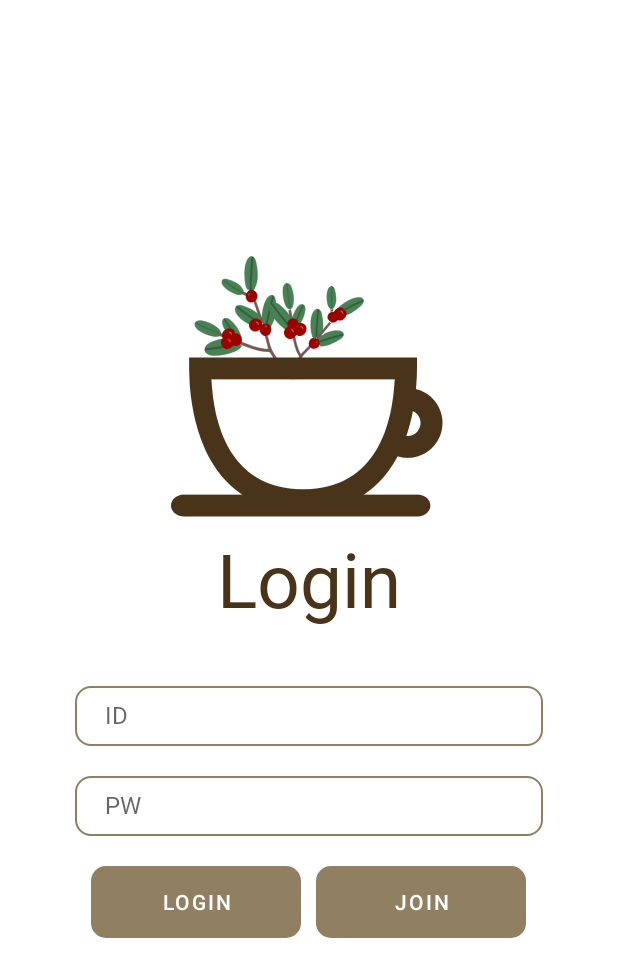
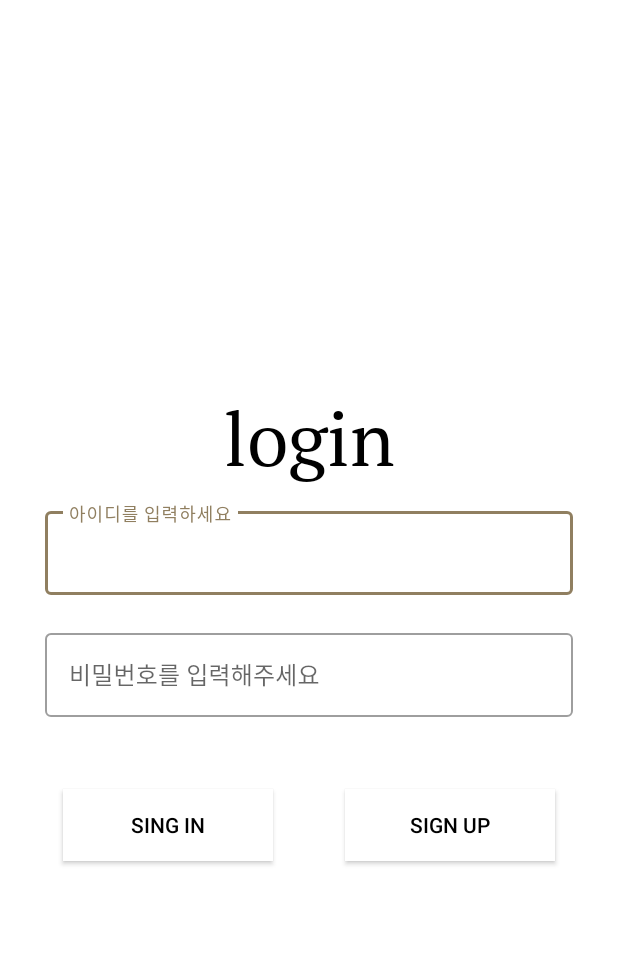
Before and after one commit to chang0-0/Android-SmartStore, an Android app: the screen it shows after launch (LoginActivity), on a phone screen of 412 x 824 dp. Shown: the top 977 px of the screen. Run offline under Robolectric (Android 15) with nearby library versions, the phone set to English and light mode, and no system bars.

Commit message:
2022-11-21 PM 16:10 change Login UI

```diff
--- a/client/smartstore_project_jetpack/app/build.gradle
+++ b/client/smartstore_project_jetpack/app/build.gradle
@@ -94,4 +94,5 @@ dependencies {
     // TedPermission
     implementation 'io.github.ParkSangGwon:tedpermission-normal:3.3.0'
 
+
 }
--- a/client/smartstore_project_jetpack/app/src/main/java/com/ssafy/smartstore/fragment/LoginFragment.kt
+++ b/client/smartstore_project_jetpack/app/src/main/java/com/ssafy/smartstore/fragment/LoginFragment.kt
@@ -13,6 +13,7 @@ import com.ssafy.smartstore.activity.LoginActivity
 import com.ssafy.smartstore.config.ApplicationClass
 import com.ssafy.smartstore.databinding.FragmentLoginBinding
 import com.ssafy.smartstore.dto.User
+import com.ssafy.smartstore.util.showSnackBarMessage
 import com.ssafy.smartstore.util.showToastMessage
 import com.ssafy.smartstore.viewModels.LoginViewModel
 import kotlinx.coroutines.*
@@ -43,15 +44,13 @@ class LoginFragment : Fragment() {
 
         // 로그인 버튼 클릭
         binding.btnLogin.setOnClickListener {
-            if (binding.editTextLoginID.text.isNotEmpty() && binding.editTextLoginPW.text.isNotEmpty()) {
-
+            if (binding.editTextLoginID.text!!.isNotEmpty() && binding.editTextLoginPW.text!!.isNotEmpty()) {
                 login(
                     binding.editTextLoginID.text.toString(),
                     binding.editTextLoginPW.text.toString()
                 )
-
             } else {
-                requireContext().showToastMessage("ID 또는 패스워드를 확인해 주세요.")
+                view.showSnackBarMessage("ID 또는 패스워드를 확인해 주세요.")
             }
         }
 
@@ -88,7 +87,7 @@ class LoginFragment : Fragment() {
             Log.d(TAG, "observeLogin 여기가 몇 번 동작할까요? ")
 
             if (loginViewModel.loginCheckUser.value!!.id != binding.editTextLoginID.text.toString() || loginViewModel.loginCheckUser.value!!.pass != binding.editTextLoginPW.text.toString()) {
-                requireContext().showToastMessage("ID 또는 패스워드를 확인해 주세요.")
+                view!!.showSnackBarMessage("ID 또는 패스워드를 확인해 주세요.")
             } else {
                 requireContext().showToastMessage("로그인 되었습니다.")
                 ApplicationClass.sharedPreferencesUtil.addUser(loginViewModel.loginCheckUser.value!!)
--- /dev/null
+++ b/client/smartstore_project_jetpack/app/src/main/res/drawable-v24/ic_error.xml
@@ -0,0 +1,10 @@
+<vector xmlns:android="http://schemas.android.com/apk/res/android"
+        android:width="48dp"
+        android:height="48dp"
+        android:viewportWidth="48"
+        android:viewportHeight="48"
+        android:tint="?attr/colorControlNormal">
+    <path
+            android:fillColor="@android:color/white"
+            android:pathData="M24,34Q24.7,34 25.175,33.525Q25.65,33.05 25.65,32.35Q25.65,31.65 25.175,31.175Q24.7,30.7 24,30.7Q23.3,30.7 22.825,31.175Q22.35,31.65 22.35,32.35Q22.35,33.05 22.825,33.525Q23.3,34 24,34ZM24.15,26.35Q24.8,26.35 25.225,25.925Q25.65,25.5 25.65,24.85V15.2Q25.65,14.55 25.225,14.125Q24.8,13.7 24.15,13.7Q23.5,13.7 23.075,14.125Q22.65,14.55 22.65,15.2V24.85Q22.65,25.5 23.075,25.925Q23.5,26.35 24.15,26.35ZM24,44Q19.9,44 16.25,42.425Q12.6,40.85 9.875,38.125Q7.15,35.4 5.575,31.75Q4,28.1 4,23.95Q4,19.85 5.575,16.2Q7.15,12.55 9.875,9.85Q12.6,7.15 16.25,5.575Q19.9,4 24.05,4Q28.15,4 31.8,5.575Q35.45,7.15 38.15,9.85Q40.85,12.55 42.425,16.2Q44,19.85 44,24Q44,28.1 42.425,31.75Q40.85,35.4 38.15,38.125Q35.45,40.85 31.8,42.425Q28.15,44 24,44ZM24.05,41Q31.1,41 36.05,36.025Q41,31.05 41,23.95Q41,16.9 36.05,11.95Q31.1,7 24,7Q16.95,7 11.975,11.95Q7,16.9 7,24Q7,31.05 11.975,36.025Q16.95,41 24.05,41ZM24,24Q24,24 24,24Q24,24 24,24Q24,24 24,24Q24,24 24,24Q24,24 24,24Q24,24 24,24Q24,24 24,24Q24,24 24,24Z"/>
+</vector>
--- a/client/smartstore_project_jetpack/app/src/main/res/font/font_regular.xml
+++ b/client/smartstore_project_jetpack/app/src/main/res/font/font_regular.xml
@@ -44,10 +44,13 @@
             android:fontStyle="normal"
             android:fontWeight="300"
             app:font="@font/eland_choice_m"
-
             app:fontStyle="normal"
             app:fontWeight="300" />
 
+    <font
+            android:font="@font/ptserif_regular"
+            android:fontStyle="normal"
+            android:fontWeight="300" />
 
 
 </font-family>
--- a/client/smartstore_project_jetpack/app/src/main/res/layout/fragment_login.xml
+++ b/client/smartstore_project_jetpack/app/src/main/res/layout/fragment_login.xml
@@ -1,67 +1,100 @@
 <?xml version="1.0" encoding="utf-8"?>
-<LinearLayout xmlns:android="http://schemas.android.com/apk/res/android"
+<androidx.constraintlayout.widget.ConstraintLayout xmlns:android="http://schemas.android.com/apk/res/android"
         xmlns:app="http://schemas.android.com/apk/res-auto"
         xmlns:tools="http://schemas.android.com/tools"
         android:layout_width="match_parent"
         android:layout_height="match_parent"
         android:orientation="vertical"
         android:gravity="center"
-    android:background="@color/coffee_light_white">
+        android:background="@color/white">
 
-    <ImageView
-        android:layout_width="200dp"
-        android:layout_height="200dp"
-        android:src="@drawable/logo"/>
     <TextView
+            android:id="@+id/loginTitleTv"
             android:layout_width="wrap_content"
             android:layout_height="wrap_content"
-        android:text="Login"
-        style="@style/Text.Title"
+            android:fontFamily="@font/ptserif_regular"
+            android:text="login"
+            android:textColor="@color/black"
             android:textSize="50dp"
-        android:layout_marginBottom="20dp"/>
+            app:layout_constraintEnd_toEndOf="parent"
+            app:layout_constraintStart_toStartOf="parent"
+            app:layout_constraintTop_toTopOf="parent"
+            android:layout_marginBottom="240dp"
+            app:layout_constraintBottom_toBottomOf="parent" />
 
-    <EditText
+    <com.google.android.material.textfield.TextInputLayout
+            android:id="@+id/idTextField"
+            android:layout_width="0dp"
+            style="@style/Widget.MaterialComponents.TextInputLayout.OutlinedBox"
+            android:layout_height="wrap_content"
+            android:hint="아이디를 입력하세요"
+            android:layout_marginTop="10dp"
+            app:helperTextTextAppearance="@style/TextAppearance.MaterialComponents.Subtitle1"
+            app:layout_constraintTop_toBottomOf="@id/loginTitleTv"
+            app:layout_constraintStart_toStartOf="parent"
+            android:layout_marginLeft="30dp"
+            android:layout_marginRight="30dp"
+            app:errorIconDrawable="@drawable/ic_error"
+            app:layout_constraintEnd_toEndOf="parent">
+
+        <com.google.android.material.textfield.TextInputEditText
                 android:id="@+id/editTextLoginID"
-        android:background="@drawable/textview_regular"
+                android:backgroundTint="@color/white"
                 android:layout_width="match_parent"
+                android:layout_height="match_parent"
+                android:inputType="textPersonName|textNoSuggestions"
+                android:fontFamily="@font/ptserif_regular"
+                android:maxLines="1" />
+    </com.google.android.material.textfield.TextInputLayout>
+
+    <com.google.android.material.textfield.TextInputLayout
+            android:id="@+id/pwTextField"
+            android:layout_width="0dp"
             android:layout_height="wrap_content"
-        android:layout_marginHorizontal="50dp"
-        android:layout_marginVertical="20dp"
-        android:hint="ID"
-        style="@style/Text.Regular" />
+            android:hint="비밀번호를 입력해주세요"
+            app:errorIconDrawable="@drawable/ic_error"
+            style="@style/Widget.MaterialComponents.TextInputLayout.OutlinedBox"
+            app:helperTextTextAppearance="@style/TextAppearance.MaterialComponents.Subtitle1"
+            app:layout_constraintTop_toBottomOf="@id/idTextField"
+            android:layout_marginTop="20dp"
+            app:layout_constraintStart_toStartOf="parent"
+            android:layout_marginLeft="30dp"
+            android:layout_marginRight="30dp"
+            app:layout_constraintEnd_toEndOf="parent">
 
-    <EditText
-        android:background="@drawable/textview_regular"
+        <com.google.android.material.textfield.TextInputEditText
+                android:fontFamily="@font/ptserif_regular"
                 android:id="@+id/editTextLoginPW"
                 android:layout_width="match_parent"
-        android:layout_height="wrap_content"
-        android:layout_marginHorizontal="50dp"
-        android:layout_marginBottom="20dp"
-        android:hint="PW"
-        style="@style/Text.Regular" />
-    <LinearLayout
-        android:layout_width="wrap_content"
-        android:layout_height="wrap_content"
-        android:layout_marginBottom="40dp">
+                android:layout_height="match_parent"
+                android:backgroundTint="@color/white"
+                android:inputType="textPersonName|textNoSuggestions"
+                android:maxLines="1" />
+    </com.google.android.material.textfield.TextInputLayout>
 
-        <Button
+
+    <androidx.appcompat.widget.AppCompatButton
             android:id="@+id/btnLogin"
-            app:backgroundTint = "@null"
-            android:background="@drawable/button_regular"
+            android:background="@color/white"
+            android:textColor="@color/black"
             android:layout_width="140dp"
             android:layout_height="wrap_content"
-            android:text="LOGIN"
-            android:layout_marginRight="10dp"/>
+            android:text="Sing In"
+            app:layout_constraintStart_toStartOf="@+id/pwTextField"
+            android:layout_marginStart="12dp"
+            app:layout_constraintTop_toBottomOf="@+id/pwTextField"
+            android:layout_marginTop="48dp" />
 
-        <Button
+    <androidx.appcompat.widget.AppCompatButton
             android:id="@+id/btnJoin"
-            app:backgroundTint = "@null"
-            android:background="@drawable/button_regular"
+            android:background="@color/white"
+            android:textColor="@color/black"
             android:layout_width="140dp"
             android:layout_height="wrap_content"
-            android:text="JOIN"/>
-
-    </LinearLayout>
+            android:text="Sign Up"
+            app:layout_constraintTop_toTopOf="@+id/btnLogin"
+            app:layout_constraintEnd_toEndOf="@+id/pwTextField"
+            android:layout_marginEnd="12dp" />
 
 
-</LinearLayout>
+</androidx.constraintlayout.widget.ConstraintLayout>
```
Also changed, not shown: client/smartstore_project_jetpack/app/src/main/res/font/ptserif_regular.ttf (added). Lines whose indentation alone changed are shown as unchanged.
